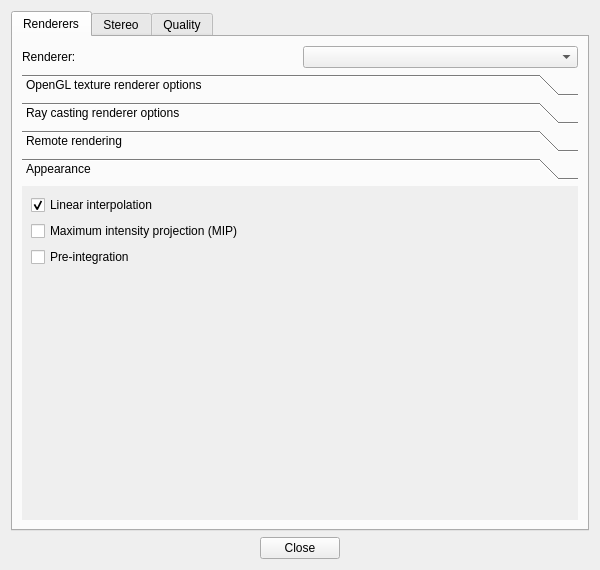
deskvox/deskvox, file vox-desk-qt/src/vvprefdialog.ui: the form before one commit.
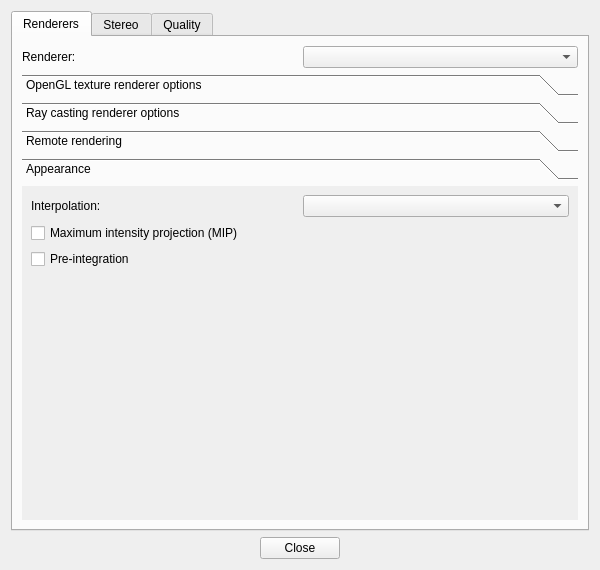
The form after the commit. The open tabs and pages were chosen to show the change.

Commit message:
Toggle interpolation modes
Might probably be a good idea to use a template for this,
haven't tested the performance impact yet

```diff
--- a/vox-desk-qt/src/vvprefdialog.ui
+++ b/vox-desk-qt/src/vvprefdialog.ui
@@ -394,8 +394,8 @@
            <rect>
             <x>0</x>
             <y>0</y>
-            <width>560</width>
-            <height>321</height>
+            <width>566</width>
+            <height>346</height>
            </rect>
           </property>
           <attribute name="label">
@@ -406,14 +406,25 @@
           </attribute>
           <layout class="QVBoxLayout" name="verticalLayout_3">
            <item>
-            <widget class="QCheckBox" name="interpolationCheckBox">
-             <property name="text">
-              <string>Linear interpolation</string>
-             </property>
-             <property name="checked">
-              <bool>true</bool>
-             </property>
-            </widget>
+            <layout class="QHBoxLayout" name="interpolationLayout">
+             <item>
+              <widget class="QLabel" name="interpolationLabel">
+               <property name="text">
+                <string>Interpolation:</string>
+               </property>
+              </widget>
+             </item>
+             <item>
+              <widget class="QComboBox" name="interpolationBox">
+               <property name="minimumSize">
+                <size>
+                 <width>240</width>
+                 <height>0</height>
+                </size>
+               </property>
+              </widget>
+             </item>
+            </layout>
            </item>
            <item>
             <widget class="QCheckBox" name="mipCheckBox">
```
Left out of the diff: 15 changed lines with no effect on the pictures. The commit also changes 14 other files.
